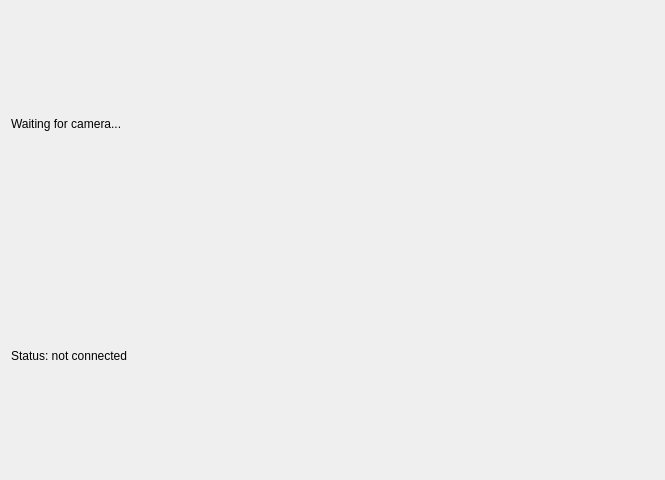
Old version of the form gui/main_window.ui in the repository omarelrouby2007-prog/Torpedo.
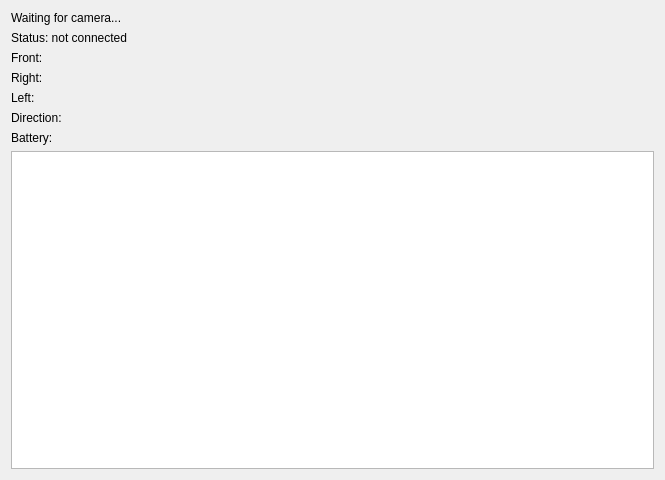
New version of the form.

Commit message: Added sensor readings and cubes to gui with fake readings, still needs work

The edit to the form file:
```diff
--- a/gui/main_window.ui
+++ b/gui/main_window.ui
@@ -28,6 +28,44 @@
      </property>
     </widget>
    </item>
+   <item>
+    <widget class="QLabel" name="frontSensor">
+     <property name="text">
+      <string>Front: </string>
+     </property>
+    </widget>
+   </item>
+   <item>
+    <widget class="QLabel" name="rightSensor">
+     <property name="text">
+      <string>Right: </string>
+     </property>
+    </widget>
+   </item>
+   <item>
+    <widget class="QLabel" name="leftSensor">
+     <property name="text">
+      <string>Left: </string>
+     </property>
+    </widget>
+   </item>
+   <item>
+    <widget class="QLabel" name="headingDirection">
+     <property name="text">
+      <string>Direction:</string>
+     </property>
+    </widget>
+   </item>
+   <item>
+    <widget class="QLabel" name="batteryLevel">
+     <property name="text">
+      <string>Battery:</string>
+     </property>
+    </widget>
+   </item>
+   <item>
+    <widget class="QListWidget" name="listWidget"/>
+   </item>
   </layout>
  </widget>
  <resources/>
```
The commit also changes 4 other files.
